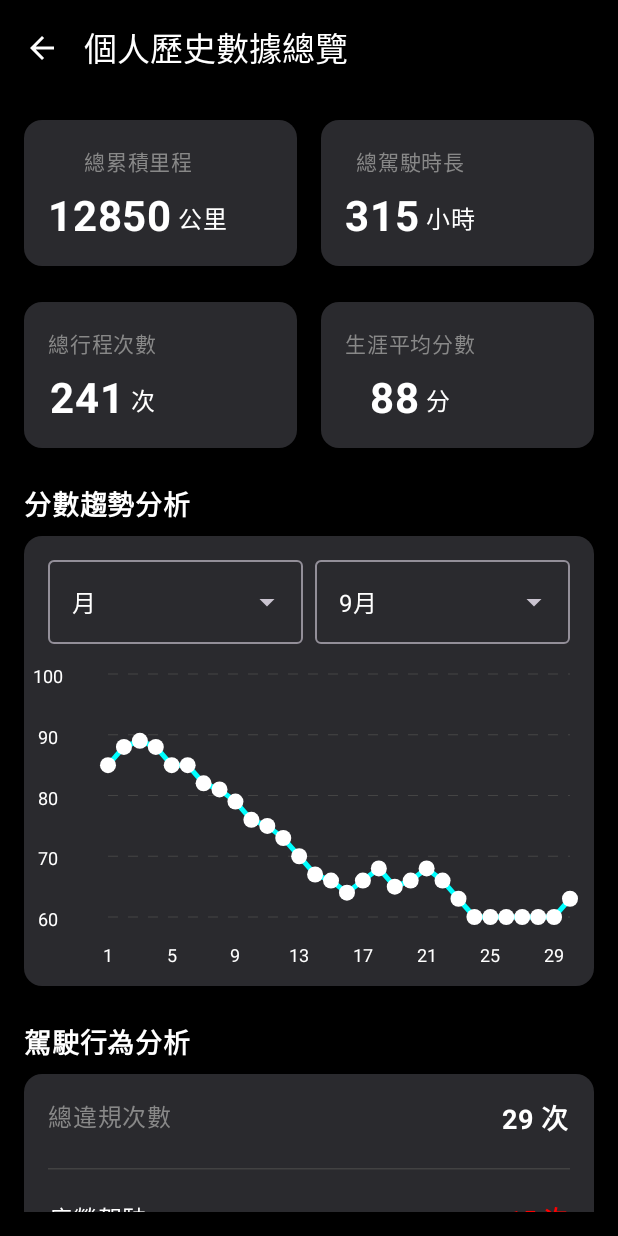
After one commit to Aiorwtlky/114507, an Android app built with Jetpack Compose: the composable DriverHistoryScreen shown on its own in the app's theme, on a phone screen of 412 x 824 dp. The commit adds this screen. Run offline under Robolectric (Android 15) with nearby library versions, the phone set to English and light mode, and no system bars.

Commit message:
0911_front_end_implementation

```diff
--- /dev/null
+++ b/二評/平台端專用/MDG_App_FrontEnd/114507_APP_Project/app/src/main/java/com/example/mdgapp/data/viewmodel/DriverHistoryViewModel.kt
@@ -0,0 +1,117 @@
+package com.example.mdgapp.data.viewmodel
+
+import androidx.lifecycle.ViewModel
+import androidx.lifecycle.viewModelScope
+import kotlinx.coroutines.flow.MutableStateFlow
+import kotlinx.coroutines.flow.StateFlow
+import kotlinx.coroutines.flow.asStateFlow
+import kotlinx.coroutines.flow.update
+import kotlinx.coroutines.launch
+import java.time.LocalDate
+import java.time.format.TextStyle
+import java.util.Locale
+import kotlin.random.Random
+
+// UiState 中新增圖表X軸標籤的欄位
+data class DriverHistoryUiState(
+    val totalMileage: Int = 0,
+    val totalDurationHours: Int = 0,
+    val totalTrips: Int = 0,
+    val lifetimeAverageScore: Int = 0,
+    val topEvents: List<Pair<String, Int>> = emptyList(),
+    val totalEvents: Int = 0,
+    val chartData: List<Int> = emptyList(),
+    // ✅ 優化 3：新增X軸標籤的狀態
+    val chartXAxisLabels: List<String> = emptyList(),
+    val isLoading: Boolean = true,
+    val timeUnitOptions: List<String> = listOf("月", "季", "年", "日"),
+    val selectedTimeUnit: String = "月",
+    val valueOptions: List<String> = emptyList(),
+    val selectedValue: String = ""
+)
+
+class DriverHistoryViewModel : ViewModel() {
+
+    private val _uiState = MutableStateFlow(DriverHistoryUiState())
+    val uiState: StateFlow<DriverHistoryUiState> = _uiState.asStateFlow()
+
+    // ✅ 優化 1：定義一個包含所有時間單位的常數列表
+    private val allTimeUnits = listOf("月", "季", "年", "日")
+
+    init {
+        fetchDashboardStats()
+        onTimeUnitSelected("月")
+    }
+
+    // ... fetchDashboardStats 保持不變 ...
+    private fun fetchDashboardStats() {
+        viewModelScope.launch {
+            val topEventsData = listOf("疲勞駕駛" to 15, "使用手機" to 9, "急加速" to 5)
+            val totalEventsData = topEventsData.sumOf { it.second }
+            _uiState.update {
+                it.copy(
+                    totalMileage = 12850,
+                    totalDurationHours = 315,
+                    totalTrips = 241,
+                    lifetimeAverageScore = 88,
+                    topEvents = topEventsData,
+                    totalEvents = totalEventsData
+                )
+            }
+        }
+    }
+
+    fun onTimeUnitSelected(timeUnit: String) {
+        val now = LocalDate.now()
+        // ✅ 優化 2：更新第二個選單的顯示邏輯
+        val newValueOptions = when (timeUnit) {
+            "年" -> (0..2).map { (now.year - it).toString() } // 只顯示年份數字
+            "季" -> (0..3).map { "第 ${4 - it} 季" }
+            "月" -> (0..5).map { now.minusMonths(it.toLong()).monthValue.toString() + "月" }
+            "日" -> (0..6).map { now.minusDays(it.toLong()).dayOfMonth.toString() + "日" }
+            else -> emptyList()
+        }
+        _uiState.update {
+            it.copy(
+                selectedTimeUnit = timeUnit,
+                valueOptions = newValueOptions,
+                selectedValue = newValueOptions.firstOrNull() ?: "",
+                // ✅ 優化 1：更新第一個選單的選項，移除當前已選中的項目
+                timeUnitOptions = allTimeUnits.filter { option -> option != timeUnit }
+            )
+        }
+        fetchChartData()
+    }
+
+    fun onValueSelected(value: String) {
+        _uiState.update { it.copy(selectedValue = value) }
+        fetchChartData()
+    }
+
+    private fun fetchChartData() {
+        viewModelScope.launch {
+            val currentState = _uiState.value
+
+            // ✅ 優化 3：產生更平滑的模擬數據和對應的X軸標籤
+            var currentScore = (80..90).random()
+            val newChartData = mutableListOf<Int>()
+            val newLabels = mutableListOf<String>()
+
+            val (dataPoints, labels) = when (currentState.selectedTimeUnit) {
+                "年" -> 12 to (1..12).map { "${it}月" }
+                "季" -> 12 to (1..12).map { "W${it}" }
+                "月" -> 30 to (1..30).map { "${it}" }
+                "日" -> 24 to (0..23).map { "${it}h" }
+                else -> 0 to emptyList()
+            }
+
+            repeat(dataPoints) {
+                currentScore += Random.nextInt(-3, 4) // 分數在-3到+3之間隨機波動
+                newChartData.add(currentScore.coerceIn(60, 100)) // 確保分數在60-100之間
+            }
+            newLabels.addAll(labels)
+
+            _uiState.update { it.copy(chartData = newChartData, chartXAxisLabels = newLabels, isLoading = false) }
+        }
+    }
+}
--- a/二評/平台端專用/MDG_App_FrontEnd/114507_APP_Project/app/src/main/java/com/example/mdgapp/navigation/AppNavGraph.kt
+++ b/二評/平台端專用/MDG_App_FrontEnd/114507_APP_Project/app/src/main/java/com/example/mdgapp/navigation/AppNavGraph.kt
@@ -71,5 +71,8 @@ fun AppNavGraph(navController: NavHostController) {
                 viewModel = managerReportViewModel
             )
         }
+        composable("driverHistory") {
+            DriverHistoryScreen(navController = navController)
+        }
     }
 }
--- a/二評/平台端專用/MDG_App_FrontEnd/114507_APP_Project/app/src/main/java/com/example/mdgapp/ui/component/ProfileComponents.kt
+++ b/二評/平台端專用/MDG_App_FrontEnd/114507_APP_Project/app/src/main/java/com/example/mdgapp/ui/component/ProfileComponents.kt
@@ -21,7 +21,7 @@ import androidx.compose.ui.unit.sp
 import com.example.mdgapp.R
 import com.example.mdgapp.data.model.LinkedAccount
 
-// 頂部個人資料頭像區
+// ... ProfileHeader, InfoRow, SettingsSwitchRow, LinkedAccountRow 保持不變 ...
 @Composable
 fun ProfileHeader(name: String, employeeId: String) {
     Row(
@@ -45,7 +45,8 @@ fun ProfileHeader(name: String, employeeId: String) {
     }
 }
 
-// 帶標題的區塊容器
+
+// ✅ 步驟一：將 ProfileSection 恢復成您原本的無邊距版本
 @Composable
 fun ProfileSection(title: String, content: @Composable ColumnScope.() -> Unit) {
     Column(modifier = Modifier.fillMaxWidth()) {
@@ -59,12 +60,38 @@ fun ProfileSection(title: String, content: @Composable ColumnScope.() -> Unit) {
             colors = CardDefaults.cardColors(containerColor = Color(0xFF2A2A2E)),
             modifier = Modifier.fillMaxWidth()
         ) {
+            // 恢復成原本的 Column，沒有額外 Modifier
             Column(content = content)
         }
     }
 }
 
-// 用於顯示資訊的通用橫條
+// ✅ 步驟一：新增一個專為歷史頁面設計的卡片元件
+@Composable
+fun HistorySection(title: String, content: @Composable ColumnScope.() -> Unit) {
+    Column(modifier = Modifier.fillMaxWidth()) {
+        Text(
+            text = title,
+            color = Color.White, // 歷史頁的標題用白色
+            fontSize = 18.sp,
+            fontWeight = FontWeight.Bold,
+            modifier = Modifier.padding(bottom = 8.dp)
+        )
+        Card(
+            colors = CardDefaults.cardColors(containerColor = Color(0xFF2A2A2E)),
+            modifier = Modifier.fillMaxWidth()
+        ) {
+            // 這個 Column 包含我們需要的內邊距和垂直間距
+            Column(
+                modifier = Modifier.padding(16.dp),
+                verticalArrangement = Arrangement.spacedBy(12.dp),
+                content = content
+            )
+        }
+    }
+}
+
+
 @Composable
 fun InfoRow(label: String, value: String, isClickable: Boolean = false, onClick: () -> Unit = {}) {
     Row(
@@ -90,7 +117,6 @@ fun InfoRow(label: String, value: String, isClickable: Boolean = false, onClick:
     }
 }
 
-// 帶開關的設定橫條
 @Composable
 fun SettingsSwitchRow(label: String, isChecked: Boolean, onCheckedChange: (Boolean) -> Unit) {
     Row(
@@ -114,7 +140,6 @@ fun SettingsSwitchRow(label: String, isChecked: Boolean, onCheckedChange: (Boole
     }
 }
 
-// 已連結的外部平台帳號橫條
 @Composable
 fun LinkedAccountRow(account: LinkedAccount) {
     Row(
--- /dev/null
+++ b/二評/平台端專用/MDG_App_FrontEnd/114507_APP_Project/app/src/main/java/com/example/mdgapp/ui/screen/DriverHistoryScreen.kt
@@ -0,0 +1,308 @@
+package com.example.mdgapp.ui.screen
+
+import android.graphics.Paint
+import androidx.compose.foundation.Canvas
+import androidx.compose.foundation.background
+import androidx.compose.foundation.layout.*
+import androidx.compose.foundation.rememberScrollState
+import androidx.compose.foundation.verticalScroll
+import androidx.compose.material.icons.Icons
+import androidx.compose.material.icons.automirrored.filled.ArrowBack
+import androidx.compose.material3.*
+import androidx.compose.runtime.*
+import androidx.compose.ui.Alignment
+import androidx.compose.ui.Modifier
+import androidx.compose.ui.geometry.Offset
+import androidx.compose.ui.graphics.Color
+import androidx.compose.ui.graphics.PathEffect
+import androidx.compose.ui.graphics.nativeCanvas
+import androidx.compose.ui.platform.LocalDensity
+import androidx.compose.ui.text.font.FontWeight
+import androidx.compose.ui.unit.dp
+import androidx.compose.ui.unit.sp
+import androidx.lifecycle.viewmodel.compose.viewModel
+import androidx.navigation.NavController
+import com.example.mdgapp.data.viewmodel.DriverHistoryUiState
+import com.example.mdgapp.data.viewmodel.DriverHistoryViewModel
+import com.example.mdgapp.ui.component.HistorySection
+
+@OptIn(ExperimentalMaterial3Api::class)
+@Composable
+fun DriverHistoryScreen(
+    navController: NavController,
+    viewModel: DriverHistoryViewModel = viewModel()
+) {
+    val uiState by viewModel.uiState.collectAsState()
+
+    Scaffold(
+        topBar = {
+            TopAppBar(
+                title = { Text("個人歷史數據總覽") },
+                navigationIcon = {
+                    IconButton(onClick = { navController.navigateUp() }) {
+                        Icon(imageVector = Icons.AutoMirrored.Filled.ArrowBack, contentDescription = "返回")
+                    }
+                },
+                colors = TopAppBarDefaults.topAppBarColors(
+                    containerColor = Color.Black,
+                    titleContentColor = Color.White,
+                    navigationIconContentColor = Color.White
+                )
+            )
+        },
+        containerColor = Color.Black
+    ) { paddingValues ->
+        if (uiState.isLoading && uiState.totalTrips == 0) {
+            Box(Modifier.fillMaxSize(), contentAlignment = Alignment.Center) {
+                CircularProgressIndicator()
+            }
+        } else {
+            Column(
+                modifier = Modifier
+                    .fillMaxSize()
+                    .padding(paddingValues)
+                    .padding(16.dp)
+                    .verticalScroll(rememberScrollState()),
+                verticalArrangement = Arrangement.spacedBy(24.dp)
+            ) {
+                // 核心數據卡片
+                Row(
+                    modifier = Modifier.fillMaxWidth(),
+                    horizontalArrangement = Arrangement.spacedBy(16.dp)
+                ) {
+                    MetricCard("總累積里程", uiState.totalMileage.toString(), "公里", Modifier.weight(1f))
+                    MetricCard("總駕駛時長", uiState.totalDurationHours.toString(), "小時", Modifier.weight(1f))
+                }
+                Row(
+                    modifier = Modifier.fillMaxWidth(),
+                    horizontalArrangement = Arrangement.spacedBy(16.dp)
+                ) {
+                    MetricCard("總行程次數", uiState.totalTrips.toString(), "次", Modifier.weight(1f))
+                    MetricCard("生涯平均分數", uiState.lifetimeAverageScore.toString(), "分", Modifier.weight(1f))
+                }
+
+                // 分數趨勢分析
+                HistorySection(title = "分數趨勢分析") {
+                    ChartFilterMenus(
+                        uiState = uiState,
+                        onTimeUnitSelected = { viewModel.onTimeUnitSelected(it) },
+                        onValueSelected = { viewModel.onValueSelected(it) }
+                    )
+
+                    if(uiState.isLoading) {
+                        Box(Modifier.fillMaxWidth().height(200.dp), contentAlignment = Alignment.Center){
+                            CircularProgressIndicator()
+                        }
+                    } else {
+                        TrendChart(
+                            data = uiState.chartData,
+                            labels = uiState.chartXAxisLabels,
+                            modifier = Modifier.fillMaxWidth().height(200.dp).padding(top = 8.dp)
+                        )
+                    }
+                }
+
+                // 駕駛行為分析
+                HistorySection(title = "駕駛行為分析") {
+                    Column(verticalArrangement = Arrangement.spacedBy(12.dp)) {
+                        Row(
+                            modifier = Modifier.fillMaxWidth(),
+                            horizontalArrangement = Arrangement.SpaceBetween
+                        ) {
+                            Text("總違規次數", color = Color.Gray, fontSize = 16.sp)
+                            Text("${uiState.totalEvents} 次", color = Color.White, fontSize = 18.sp, fontWeight = FontWeight.Bold)
+                        }
+                        HorizontalDivider(color = Color(0xFF424242), modifier = Modifier.padding(vertical = 8.dp))
+
+                        uiState.topEvents.forEach { (event, count) ->
+                            EventStatRow(event, count)
+                        }
+                    }
+                }
+            }
+        }
+    }
+}
+
+
+@OptIn(ExperimentalMaterial3Api::class)
+@Composable
+fun ChartFilterMenus(
+    uiState: DriverHistoryUiState,
+    onTimeUnitSelected: (String) -> Unit,
+    onValueSelected: (String) -> Unit
+) {
+    var isTimeUnitExpanded by remember { mutableStateOf(false) }
+    var isValueExpanded by remember { mutableStateOf(false) }
+
+    Row(
+        modifier = Modifier.fillMaxWidth(),
+        horizontalArrangement = Arrangement.spacedBy(8.dp),
+        verticalAlignment = Alignment.CenterVertically
+    ) {
+        // ... (下拉式選單的程式碼不變)
+        ExposedDropdownMenuBox(
+            expanded = isTimeUnitExpanded,
+            onExpandedChange = { isTimeUnitExpanded = it },
+            modifier = Modifier.weight(1f)
+        ) {
+            OutlinedTextField(
+                value = uiState.selectedTimeUnit,
+                onValueChange = {},
+                readOnly = true,
+                trailingIcon = { ExposedDropdownMenuDefaults.TrailingIcon(expanded = isTimeUnitExpanded) },
+                modifier = Modifier.menuAnchor(),
+                colors = OutlinedTextFieldDefaults.colors(
+                    focusedTextColor = Color.White,
+                    unfocusedTextColor = Color.White
+                )
+            )
+            ExposedDropdownMenu(
+                expanded = isTimeUnitExpanded,
+                onDismissRequest = { isTimeUnitExpanded = false }
+            ) {
+                uiState.timeUnitOptions.forEach { option ->
+                    DropdownMenuItem(
+                        text = { Text(option) },
+                        onClick = {
+                            onTimeUnitSelected(option)
+                            isTimeUnitExpanded = false
+                        }
+                    )
+                }
+            }
+        }
+        ExposedDropdownMenuBox(
+            expanded = isValueExpanded,
+            onExpandedChange = { isValueExpanded = it },
+            modifier = Modifier.weight(1f)
+        ) {
+            OutlinedTextField(
+                value = uiState.selectedValue,
+                onValueChange = {},
+                readOnly = true,
+                trailingIcon = { ExposedDropdownMenuDefaults.TrailingIcon(expanded = isValueExpanded) },
+                modifier = Modifier.menuAnchor(),
+                colors = OutlinedTextFieldDefaults.colors(
+                    focusedTextColor = Color.White,
+                    unfocusedTextColor = Color.White
+                )
+            )
+            ExposedDropdownMenu(
+                expanded = isValueExpanded,
+                onDismissRequest = { isValueExpanded = false }
+            ) {
+                uiState.valueOptions.forEach { option ->
+                    DropdownMenuItem(
+                        text = { Text(option) },
+                        onClick = {
+                            onValueSelected(option)
+                            isValueExpanded = false
+                        }
+                    )
+                }
+            }
+        }
+    }
+}
+
+// ✅ 這才是正確的 MetricCard 函式定義
+@Composable
+fun MetricCard(title: String, value: String, unit: String, modifier: Modifier = Modifier) {
+    Card(
+        modifier = modifier,
+        colors = CardDefaults.cardColors(containerColor = Color(0xFF2A2A2E))
+    ) {
+        Column(
+            modifier = Modifier.padding(16.dp),
+            horizontalAlignment = Alignment.CenterHorizontally,
+            verticalArrangement = Arrangement.Center
+        ) {
+            Text(title, color = Color.Gray, fontSize = 14.sp)
+            Spacer(modifier = Modifier.height(8.dp))
+            Row(verticalAlignment = Alignment.Bottom) {
+                Text(value, color = Color.White, fontSize = 28.sp, fontWeight = FontWeight.Bold)
+                Spacer(modifier = Modifier.width(4.dp))
+                Text(unit, color = Color.White, fontSize = 16.sp, modifier = Modifier.padding(bottom = 4.dp))
+            }
+        }
+    }
+}
+
+@Composable
+fun EventStatRow(event: String, count: Int) {
+    Row(
+        modifier = Modifier.fillMaxWidth(),
+        horizontalArrangement = Arrangement.SpaceBetween,
+        verticalAlignment = Alignment.CenterVertically
+    ) {
+        Text(event, color = Color.White, fontSize = 16.sp)
+        Text("$count 次", color = Color.Red, fontSize = 16.sp, fontWeight = FontWeight.Bold)
+    }
+}
+
+@Composable
+fun TrendChart(data: List<Int>, labels: List<String>, modifier: Modifier = Modifier) {
+    // ... (TrendChart 的程式碼不變)
+    if (data.isEmpty() || labels.isEmpty()) return
+    val density = LocalDensity.current
+    val textPaint = remember {
+        Paint().apply {
+            color = android.graphics.Color.WHITE
+            textAlign = Paint.Align.CENTER
+            textSize = density.run { 12.sp.toPx() }
+        }
+    }
+    val maxValue = 100
+    val minValue = 60
+    Canvas(modifier = modifier.background(Color(0xFF2A2A2E))) {
+        val yAxisPadding = 40.dp.toPx()
+        val xAxisPadding = 30.dp.toPx()
+        val chartWidth = size.width - yAxisPadding
+        val chartHeight = size.height - xAxisPadding
+        (0..4).forEach { i ->
+            val value = minValue + (i * (maxValue - minValue) / 4)
+            val y = chartHeight - (i * chartHeight / 4)
+            drawContext.canvas.nativeCanvas.drawText(
+                value.toString(),
+                0f,
+                y + textPaint.textSize / 2,
+                textPaint
+            )
+            drawLine(
+                color = Color.DarkGray,
+                start = Offset(yAxisPadding, y),
+                end = Offset(size.width, y),
+                pathEffect = PathEffect.dashPathEffect(floatArrayOf(10f, 10f))
+            )
+        }
+        val points = data.mapIndexed { index, value ->
+            val x = yAxisPadding + index * chartWidth / (data.size - 1).coerceAtLeast(1)
+            val yValue = if (maxValue == minValue) 0.5f else (value - minValue).toFloat() / (maxValue - minValue)
+            val y = chartHeight - (yValue * chartHeight)
+            Offset(x, y.coerceIn(0f, chartHeight))
+        }
+        points.forEachIndexed { index, offset ->
+            if (index < points.size - 1) {
+                drawLine(
+                    color = Color.Cyan,
+                    start = offset,
+                    end = points[index + 1],
+                    strokeWidth = 5f
+                )
+            }
+        }
+        points.forEachIndexed{ index, offset ->
+            drawCircle(color = Color.White, radius = 8f, center = offset)
+            val labelStep = (labels.size / 7).coerceAtLeast(1)
+            if (index % labelStep == 0) {
+                drawContext.canvas.nativeCanvas.drawText(
+                    labels.getOrElse(index) { "" },
+                    offset.x,
+                    size.height,
+                    textPaint
+                )
+            }
+        }
+    }
+}
--- a/二評/平台端專用/MDG_App_FrontEnd/114507_APP_Project/app/src/main/java/com/example/mdgapp/ui/screen/ProfileScreen.kt
+++ b/二評/平台端專用/MDG_App_FrontEnd/114507_APP_Project/app/src/main/java/com/example/mdgapp/ui/screen/ProfileScreen.kt
@@ -64,6 +64,17 @@ fun ProfileScreen(
                     InfoRow(label = "所屬群組", value = profile.groupName)
                 }
                 Spacer(modifier = Modifier.height(24.dp))
+
+                // =======================================================
+                // ✅ 新增的「數據分析」區塊，按鈕會出現在這裡
+                // =======================================================
+                ProfileSection(title = "數據分析") {
+                    InfoRow(label = "個人歷史數據總覽", value = "", isClickable = true) {
+                        navController.navigate("driverHistory")
+                    }
+                }
+                Spacer(modifier = Modifier.height(24.dp))
+                // =======================================================
 
                 // 個人詳細資料
                 ProfileSection(title = "個人詳細資料") {
```
